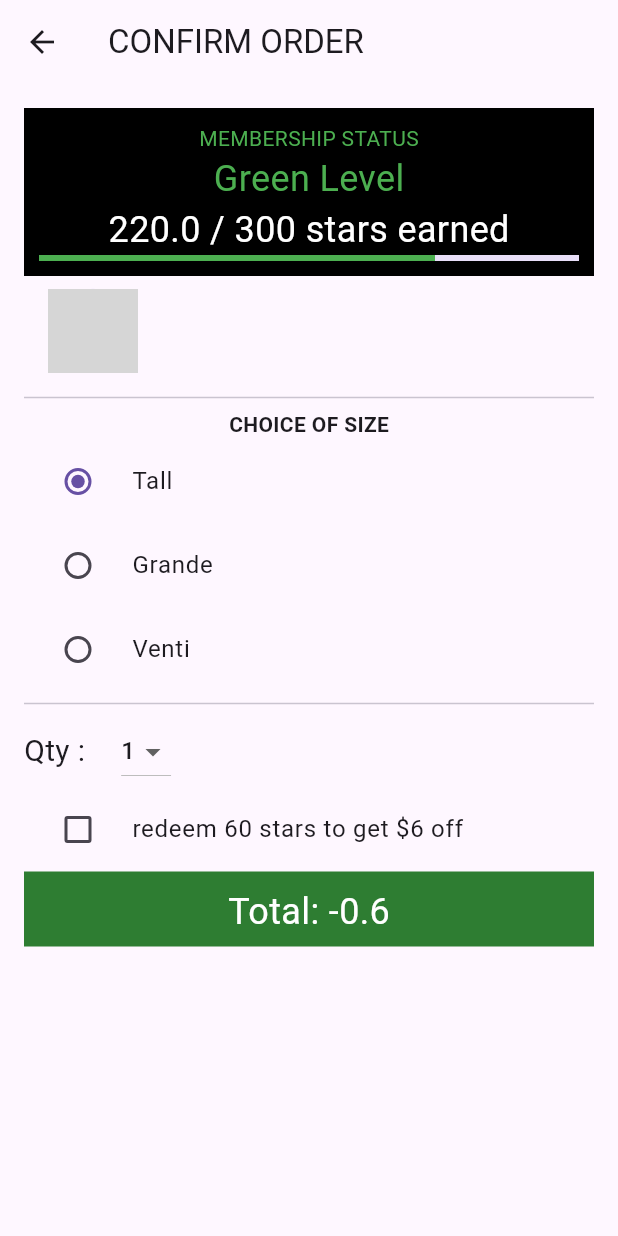
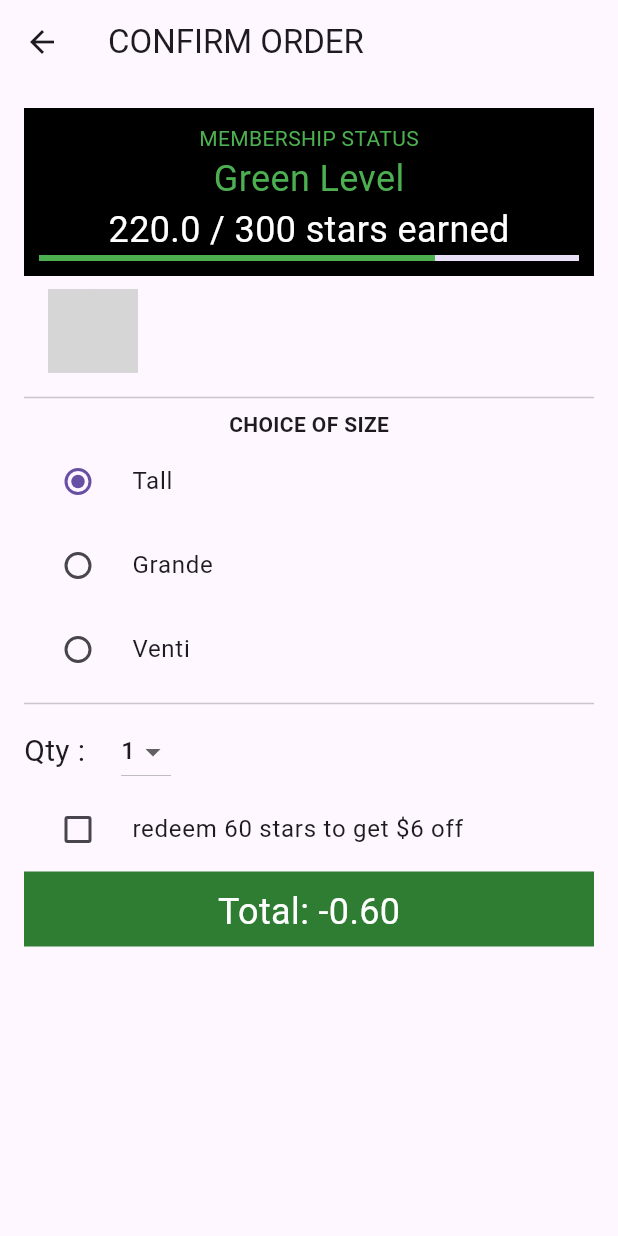
Before and after one commit to zacw-243L/flutter-starbucks-app, a Flutter app: the OrderScreen screen opened directly with empty values, after a tap on "Tall", on a phone screen of 412 x 824 dp. Run offline on Flutter 3.47's test engine with Material 3 defaults, Android fonts, the phone set to English and light mode, and no system bars; grey boxes are pictures that could not be loaded.

Commit message:
now its 2 DP

```diff
--- a/Starbucks Flutter app/lib/screens/order_screen.dart
+++ b/Starbucks Flutter app/lib/screens/order_screen.dart
@@ -169,7 +169,7 @@ class _OrderScreenState extends State<OrderScreen> {
                 color: Colors.green[800],
                 child: Center(
                   child: Text(
-                    'Total: $unitPrice',
+                    'Total: ${unitPrice.toStringAsFixed(2)}',
                     style: TextStyle(
                       color: Colors.white,
                       fontSize: 24.0,
```
